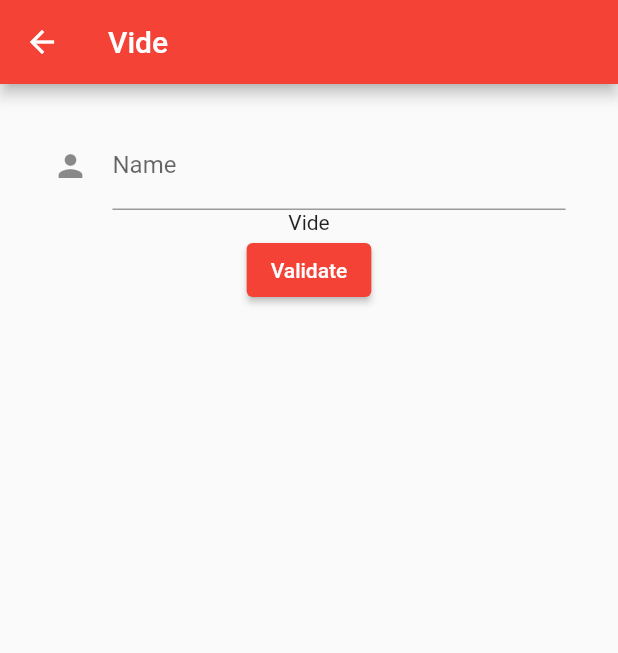
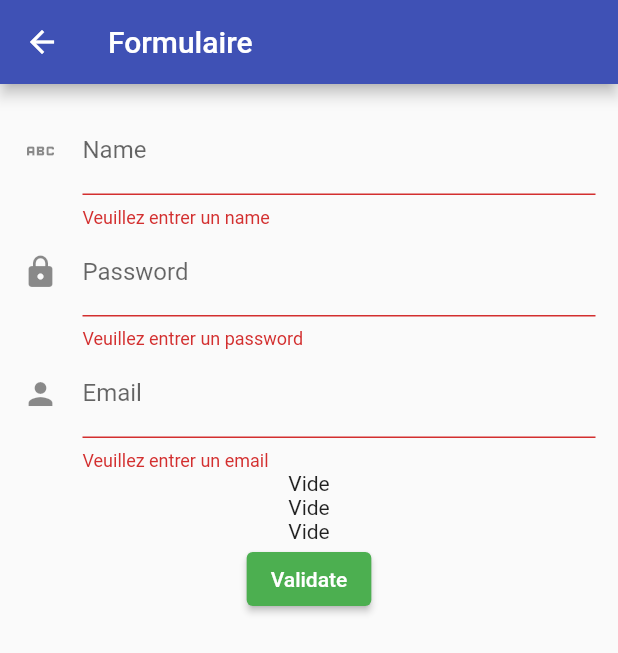
Before and after one commit to MounirBlk/COURS-FLUTTER, a Flutter app: the Formulaire screen opened directly, after a tap on "Validate", on a phone screen of 412 x 824 dp. Shown: the top 653 px of the screen. Run offline on Flutter 3.47's test engine with Material 2 defaults, Android fonts, the phone set to English and light mode, and no system bars; our stand-ins replace rflutter_alert; network calls fail.

```diff
--- a/lib/formulaire.dart
+++ b/lib/formulaire.dart
@@ -1,7 +1,7 @@
 import 'package:flutter/material.dart';
+import 'package:rflutter_alert/rflutter_alert.dart';
 
 String titre = "Formulaire";
-String _test = "Vide";
 
 class Formulaire extends StatefulWidget {
   const Formulaire({Key? key}) : super(key: key);
@@ -11,42 +11,129 @@ class Formulaire extends StatefulWidget {
 }
 
 class _FormulaireState extends State<Formulaire> {
+  String _name = "Vide";
+  String _password = "Vide";
+  String _email = "Vide";
+  String _dropDownValue = "One";
+
+  final _formKey = GlobalKey<FormState>();
+
   @override
   Widget build(BuildContext context) {
     return Scaffold(
       appBar: AppBar(
         title: Text(titre),
       ),
-      body: Container(
-        margin: const EdgeInsets.only(top: 25),
-        padding: const EdgeInsets.only(left: 35, right: 35),
+      body: Column(children: [
+        Padding(
+          padding: const EdgeInsets.all(15.0),
+          child: Form(
+            key: _formKey,
             child: Column(
               children: [
                 TextFormField(
+                  validator: (value) {
+                    if (value == null || value.trim().isEmpty) {
+                      return "Veuillez entrer un name";
+                    }
+                    if (value.length < 3) {
+                      return 'Le name doit avoir 3 caractères minimum';
+                    }
+                    return null;
+                  },
                   decoration: const InputDecoration(
-                icon: Icon(Icons.person),
+                    icon: Icon(Icons.abc),
                     labelText: "Name",
                     hintText: "Enter your name...",
                   ),
                   onChanged: (value) {
                     setState(() {
-                  _test = value;
+                      _name = value;
                     });
                     print(value);
                   },
                 ),
-            Text(_test),
+                TextFormField(
+                  obscureText: true,
+                  validator: (value) {
+                    if (value == null || value.trim().isEmpty) {
+                      return "Veuillez entrer un password";
+                    }
+                    if (value.length < 8) {
+                      return 'Le password doit avoir 8 caractères minimum';
+                    }
+                    return null;
+                  },
+                  decoration: const InputDecoration(
+                    icon: Icon(Icons.lock),
+                    labelText: "Password",
+                    hintText: "Enter your password...",
+                  ),
+                  onChanged: (value) {
+                    setState(() {
+                      _password = value;
+                    });
+                  },
+                ),
+                TextFormField(
+                  validator: (value) {
+                    if (value == null || value.trim().isEmpty) {
+                      return "Veuillez entrer un email";
+                    }
+                    if (!RegExp(r'^\w+([.-]?\w+)@\w+([.-]?\w+)(.\w{2,3})+$')
+                        .hasMatch(value)) {
+                      return 'L\'email doit avoir un format valide';
+                    }
+                    return null;
+                  },
+                  decoration: const InputDecoration(
+                    icon: Icon(Icons.person),
+                    labelText: "Email",
+                    hintText: "Enter your email...",
+                  ),
+                  onChanged: (value) {
+                    setState(() {
+                      _email = value;
+                    });
+                  },
+                ),
+                Text(_name),
+                Text(_password),
+                Text(_email),
                 ElevatedButton(
+                  style: ButtonStyle(
+                    backgroundColor: MaterialStateProperty.all(Colors.green),
+                  ),
                   onPressed: () => {
-                setState(() {
-                  titre = _test;
-                })
+                    if (_formKey.currentState!.validate())
+                      {
+                        Alert(
+                          type: AlertType.success,
+                          context: context,
+                          title: "Bingo!",
+                          desc: "Compte ajouté avec succès.",
+                          buttons: [
+                            DialogButton(
+                              child: const Text(
+                                "Fermer",
+                                style: TextStyle(
+                                    color: Colors.white, fontSize: 20),
+                              ),
+                              onPressed: () => Navigator.pop(context),
+                              width: 120,
+                            )
+                          ],
+                        ).show()
+                      }
                   },
                   child: const Text("Validate"),
                 )
               ],
             ),
           ),
+        ),
+        //DropDownButton
+      ]),
     );
   }
 }
--- a/lib/main.dart
+++ b/lib/main.dart
@@ -25,7 +25,7 @@ class MyApp extends StatelessWidget {
         // or simply save your changes to "hot reload" in a Flutter IDE).
         // Notice that the counter didn't reset back to zero; the application
         // is not restarted.
-        primarySwatch: Colors.red,
+        primarySwatch: Colors.indigo,
       ),
       home: const MyHomePage(title: 'Test'),
     );
--- a/pubspec.yaml
+++ b/pubspec.yaml
@@ -34,6 +34,7 @@ dependencies:
   # The following adds the Cupertino Icons font to your application.
   # Use with the CupertinoIcons class for iOS style icons.
   cupertino_icons: ^1.0.2
+  rflutter_alert: ^2.0.4
 
 dev_dependencies:
   flutter_test:
```
Also changed, not shown: pubspec.lock. Lines whose indentation alone changed are shown as unchanged.
